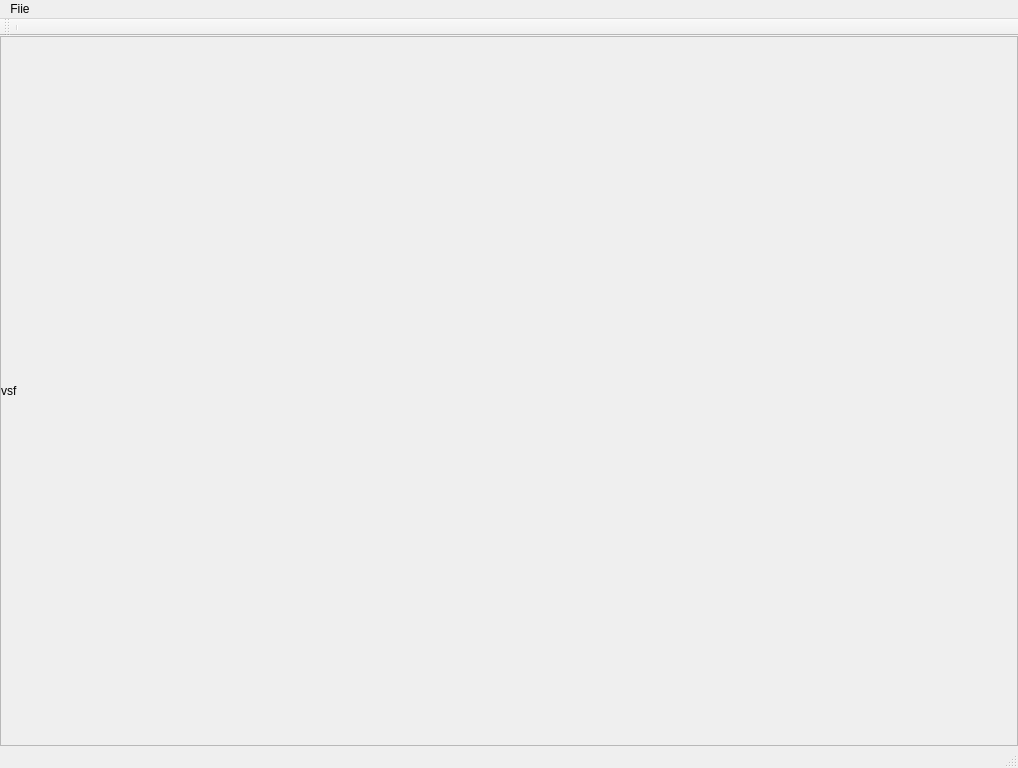
First picture: the form in ImageViewer/imageviewer.ui, repository Julia-KAERI/QTExamples, before the edit.
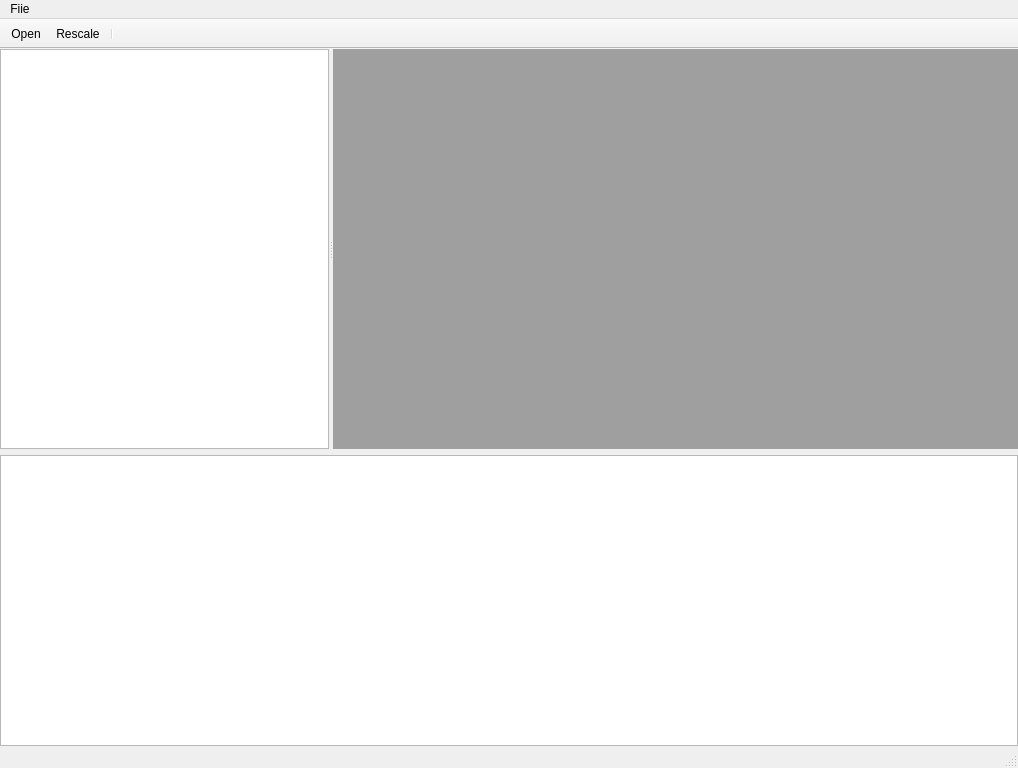
Second picture: the form after the edit. Icons and pictures are not drawn.

Patch:
```diff
--- a/ImageViewer/imageviewer.ui
+++ b/ImageViewer/imageviewer.ui
@@ -17,7 +17,40 @@
    <bool>true</bool>
   </property>
   <widget class="QWidget" name="centralwidget">
+   <layout class="QVBoxLayout" name="verticalLayout_2">
+    <property name="leftMargin">
+     <number>0</number>
+    </property>
+    <property name="topMargin">
+     <number>0</number>
+    </property>
+    <property name="rightMargin">
+     <number>0</number>
+    </property>
+    <property name="bottomMargin">
+     <number>0</number>
+    </property>
+    <item>
+     <widget class="QSplitter" name="splitter">
+      <property name="orientation">
+       <enum>Qt::Orientation::Horizontal</enum>
+      </property>
+      <widget class="QWidget" name="horizontalLayoutWidget">
+       <layout class="QHBoxLayout" name="horizontalLayout">
+        <item>
+         <widget class="QListWidget" name="listWidget"/>
+        </item>
+       </layout>
+      </widget>
+      <widget class="QWidget" name="verticalLayoutWidget">
    <layout class="QVBoxLayout" name="verticalLayout">
+        <item>
+         <widget class="QMdiArea" name="mdiArea">
+          <widget class="QWidget" name="subwindow">
+           <property name="windowTitle">
+            <string>Subwindow</string>
+           </property>
+           <layout class="QVBoxLayout" name="verticalLayout_3">
     <property name="leftMargin">
      <number>0</number>
     </property>
@@ -40,11 +73,11 @@
         <rect>
          <x>0</x>
          <y>0</y>
-         <width>1016</width>
-         <height>702</height>
-        </rect>
-       </property>
-       <layout class="QVBoxLayout" name="verticalLayout_2">
+                 <width>257</width>
+                 <height>190</height>
+                </rect>
+               </property>
+               <layout class="QVBoxLayout" name="verticalLayout_4">
         <property name="leftMargin">
          <number>0</number>
         </property>
@@ -60,13 +93,24 @@
         <item>
          <widget class="QLabel" name="label">
           <property name="text">
-           <string>vsf</string>
+                   <string>TextLabel</string>
           </property>
          </widget>
         </item>
        </layout>
       </widget>
      </widget>
+            </item>
+           </layout>
+          </widget>
+         </widget>
+        </item>
+       </layout>
+      </widget>
+     </widget>
+    </item>
+    <item>
+     <widget class="QPlainTextEdit" name="plainTextEdit"/>
     </item>
    </layout>
   </widget>
@@ -90,15 +134,29 @@
   </widget>
   <widget class="QStatusBar" name="statusbar"/>
   <widget class="QToolBar" name="toolBar">
+   <property name="minimumSize">
+    <size>
+     <width>0</width>
+     <height>30</height>
+    </size>
+   </property>
    <property name="windowTitle">
     <string>toolBar</string>
    </property>
+   <property name="movable">
+    <bool>false</bool>
+   </property>
+   <property name="floatable">
+    <bool>false</bool>
+   </property>
    <attribute name="toolBarArea">
     <enum>TopToolBarArea</enum>
    </attribute>
    <attribute name="toolBarBreak">
     <bool>false</bool>
    </attribute>
+   <addaction name="actionOpen"/>
+   <addaction name="actionRescale"/>
    <addaction name="separator"/>
   </widget>
   <action name="actionOpen">
@@ -118,6 +176,17 @@
     <bool>true</bool>
    </property>
   </action>
+  <action name="actionRescale">
+   <property name="icon">
+    <iconset theme="QIcon::ThemeIcon::EditFind"/>
+   </property>
+   <property name="text">
+    <string>Rescale</string>
+   </property>
+   <property name="menuRole">
+    <enum>QAction::MenuRole::TextHeuristicRole</enum>
+   </property>
+  </action>
  </widget>
  <resources/>
  <connections/>
```
Left out of the diff: 7 changed lines with no effect on the pictures. Lines whose indentation alone changed are shown as unchanged.
